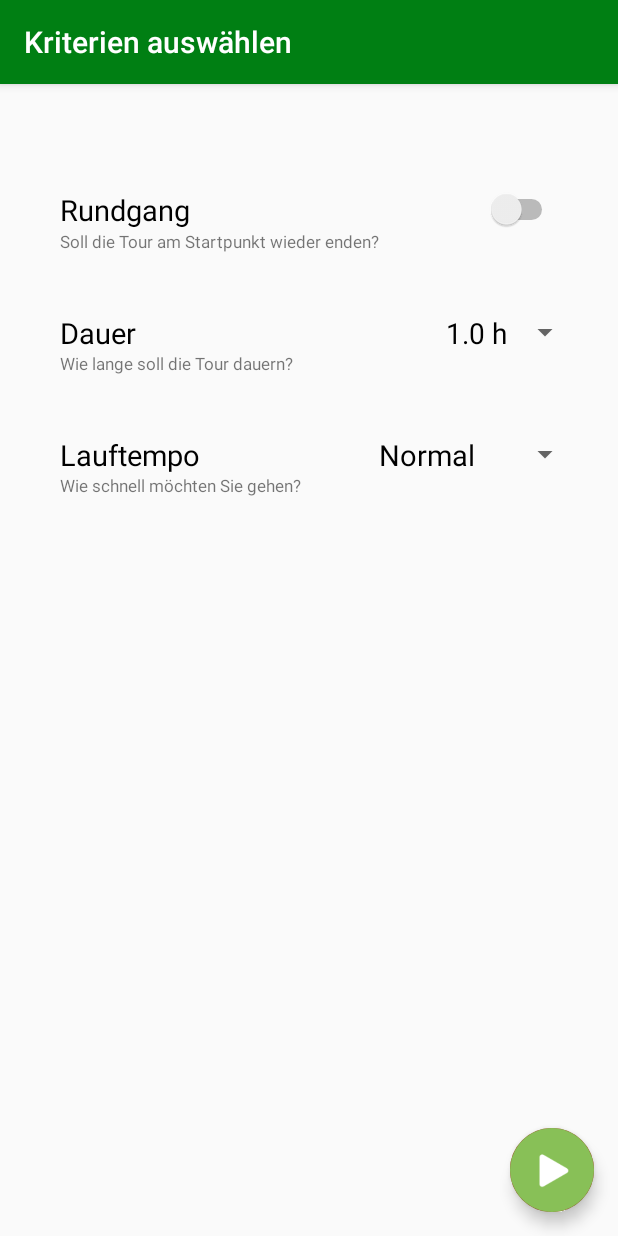
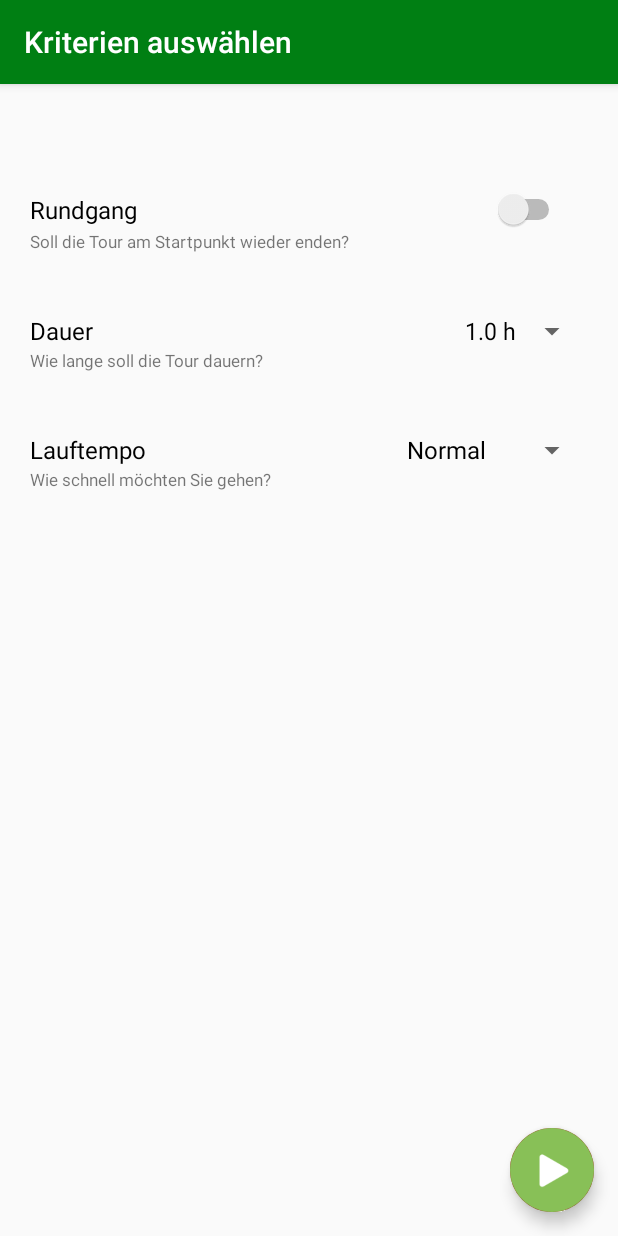
Before and after one commit to MIDw17group02/sightseeingApp, an Android app: the ConfigurationActivity screen opened directly, with no data from a screen before it, on a phone screen of 412 x 824 dp. Run offline under Robolectric (Android 15) with nearby library versions, the phone set to English and light mode, and no system bars; 3 statements that could not run were skipped.

Commit message:
adjusted sizes

```diff
--- a/mobile/src/main/res/layout/activity_configuration2.xml
+++ b/mobile/src/main/res/layout/activity_configuration2.xml
@@ -9,8 +9,8 @@
 
     <TableLayout
         android:layout_marginTop="50dp"
-        android:layout_marginLeft="40dp"
-        android:layout_marginRight="40dp"
+        android:layout_marginLeft="20dp"
+        android:layout_marginRight="20dp"
         android:stretchColumns="1"
         android:layout_width="match_parent"
         android:layout_height="match_parent">
--- a/mobile/src/main/res/values/dimens.xml
+++ b/mobile/src/main/res/values/dimens.xml
@@ -20,7 +20,7 @@
     <dimen name="grid_poi_element_width">180dp</dimen>
     <dimen name="grid_poi_element_textSize">12dp</dimen>
 
-    <dimen name="configuration_activity_text_size">19dp</dimen>
+    <dimen name="configuration_activity_text_size">16dp</dimen>
     <dimen name="configuration_activity_info_text_size">11dp</dimen>
     <dimen name="configuration_activity_table_vertical">20dp</dimen>
 </resources>
```
